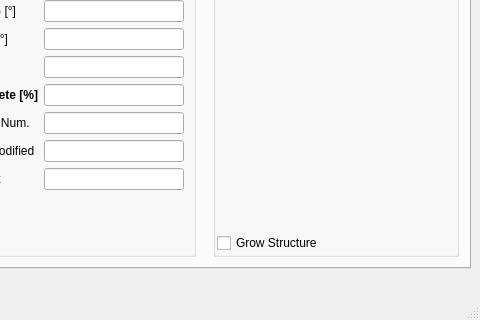
This is structurefinder/gui/strf_main.ui in dkratzert/StructureFinder as Qt 5 draws it before an edit; both pictures show x 811 to 1291 and y 533 to 853 of the 1291 by 853 pixel window. The edited form follows.
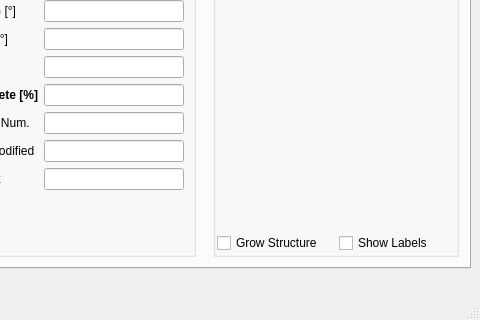
This is the edited form. The open tabs and pages were chosen to show the change. Custom widgets are drawn as their Qt base class.

Commit message: show labels in structure viewer

What changed in the file:
```diff
--- a/structurefinder/gui/strf_main.ui
+++ b/structurefinder/gui/strf_main.ui
@@ -858,12 +858,23 @@
                <item>
                 <widget class="MoleculeWidget" name="render_widget" native="true"/>
                </item>
+               <item>
+                <layout class="QHBoxLayout" name="horizontalLayout_6">
                <item>
                 <widget class="QCheckBox" name="growCheckBox">
                  <property name="text">
                   <string>Grow Structure</string>
                  </property>
                 </widget>
+                 </item>
+                 <item>
+                  <widget class="QCheckBox" name="labelsCheckBox">
+                   <property name="text">
+                    <string>Show Labels</string>
+                   </property>
+                  </widget>
+                 </item>
+                </layout>
                </item>
               </layout>
              </widget>
```
Left out of the diff: 11 changed lines with no effect on the pictures. Lines whose indentation alone changed are shown as unchanged. The commit also changes 4 other files.
